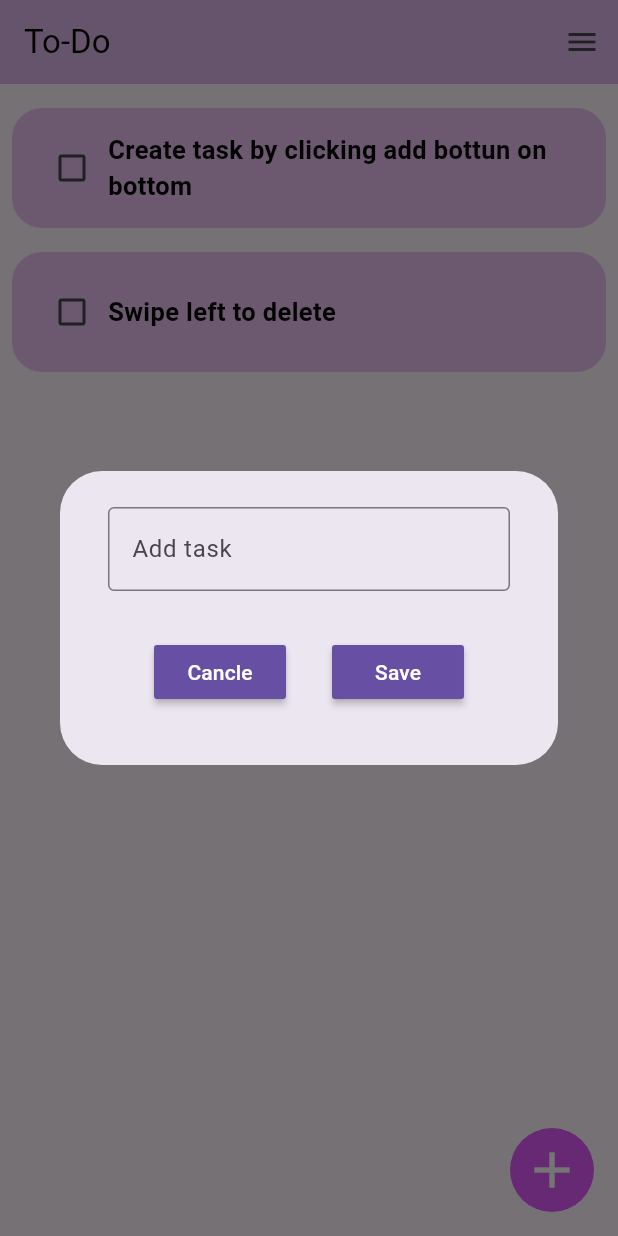
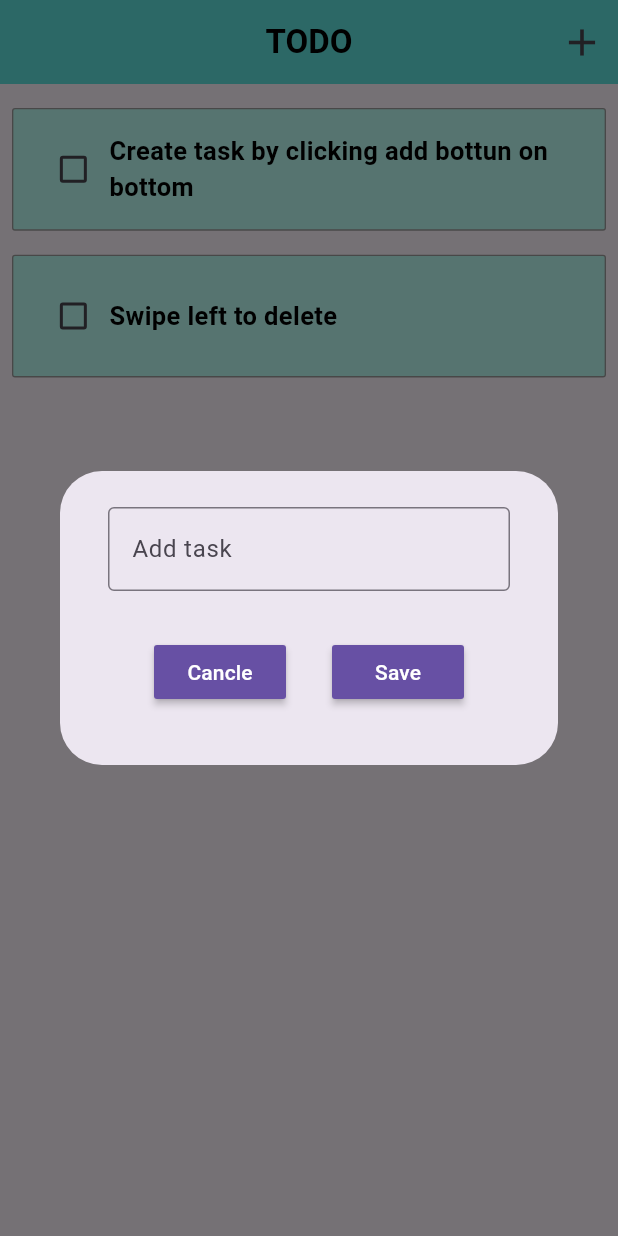
Before and after one commit to rupendra-yadav/codsoft_task-1, a Flutter app: the screen it shows after launch, after a tap on the "add" icon, on a phone screen of 412 x 824 dp. Run offline on Flutter 3.47's test engine with Material 3 defaults, Android fonts, the phone set to English and light mode, and no system bars; drawn by our look-alikes of flutter_slidable; our stand-ins replace hive_flutter; accounts and stored records are empty.

Commit message:
final commit

```diff
--- a/lib/screens/home_Screens.dart
+++ b/lib/screens/home_Screens.dart
@@ -76,16 +76,19 @@ class _HomeScreenState extends State<HomeScreen> {
     return Scaffold(
       appBar: AppBar(
         title: const Text(
-          "To-Do",
-          style: TextStyle(color: Colors.black),
+          "TODO",
+          style: TextStyle(color: Colors.black, fontWeight: FontWeight.bold),
         ),
-        centerTitle: false,
-        backgroundColor: secondaryColor,
+        centerTitle: true,
+        backgroundColor: primaryColor,
         elevation: 4,
         actions: [
           IconButton(
-            onPressed: () {},
-            icon: const Icon(Icons.menu),
+            onPressed: createtask,
+            icon: const Icon(
+              Icons.add,
+              size: 30,
+            ),
           )
         ],
       ),
@@ -101,16 +104,6 @@ class _HomeScreenState extends State<HomeScreen> {
           ),
         ),
       ),
-      floatingActionButton: IconButton(
-        onPressed: createtask,
-        icon: const Icon(
-          Icons.add,
-          color: Colors.white,
-          size: 40,
-        ),
-        style: const ButtonStyle(
-            backgroundColor: WidgetStatePropertyAll(primaryColor)),
-      ),
     );
   }
 }
--- a/lib/utils/colors.dart
+++ b/lib/utils/colors.dart
@@ -1,6 +1,5 @@
 import 'package:flutter/material.dart';
 
-const primaryColor = Color.fromRGBO(225, 89, 252, 1);
-const secondaryColor = Color.fromRGBO(235, 194, 243, 1);
+const primaryColor = Color.fromRGBO(95, 240, 228, 1);
+const secondaryColor = Color.fromRGBO(187, 253, 244, 1);
 const redColor = Colors.red;
-const greenColor = Colors.green;
--- a/lib/utils/tiles.dart
+++ b/lib/utils/tiles.dart
@@ -33,7 +33,8 @@ class TaskTile extends StatelessWidget {
         child: Container(
           padding: const EdgeInsets.all(8.0),
           decoration: BoxDecoration(
-            borderRadius: BorderRadius.circular(20),
+            border: Border.all(color: Colors.grey, width: 0.9),
+            borderRadius: BorderRadius.circular(2),
             color: secondaryColor,
           ),
           child: Padding(
```
Also changed, not shown: pubspec.yaml (+7 -59 lines).
